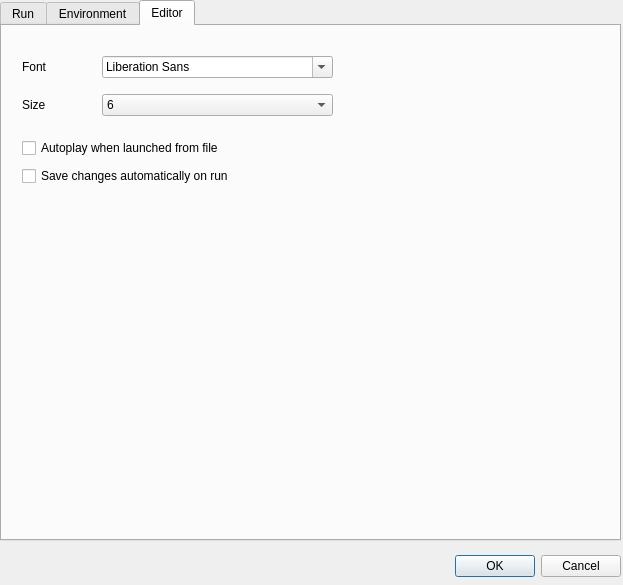
First picture: the form in src/configdialog.ui, repository CsoundQt/CsoundQt, before the edit.
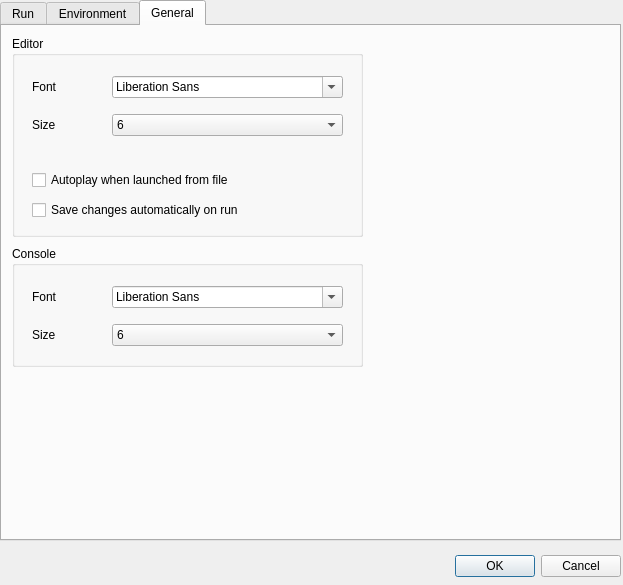
Second picture: the form after the edit. The open tabs and pages were chosen to show the change.

Commit message: Added option to change console font Set default MIDI rt module to "none"

What changed in the file:
```diff
--- a/src/configdialog.ui
+++ b/src/configdialog.ui
@@ -803,56 +803,26 @@
     </widget>
    </widget>
    <widget class="QWidget" name="tab" >
+    <attribute name="title" >
+     <string>General</string>
+    </attribute>
+    <widget class="QGroupBox" name="groupBox_5" >
     <property name="geometry" >
      <rect>
-      <x>0</x>
-      <y>0</y>
-      <width>617</width>
-      <height>512</height>
-     </rect>
-    </property>
-    <attribute name="title" >
+       <x>10</x>
+       <y>10</y>
+       <width>351</width>
+       <height>201</height>
+      </rect>
+     </property>
+     <property name="title" >
      <string>Editor</string>
-    </attribute>
-    <widget class="QWidget" name="layoutWidget" >
-     <property name="geometry" >
-      <rect>
-       <x>20</x>
-       <y>110</y>
-       <width>265</width>
-       <height>52</height>
-      </rect>
      </property>
-     <layout class="QVBoxLayout" >
-      <item>
-       <widget class="QCheckBox" name="autoplayCheckBox" >
-        <property name="enabled" >
-         <bool>true</bool>
-        </property>
-        <property name="text" >
-         <string>Autoplay when launched from file</string>
-        </property>
-       </widget>
-      </item>
-      <item>
-       <widget class="QCheckBox" name="saveChangesCheckBox" >
-        <property name="enabled" >
-         <bool>true</bool>
-        </property>
-        <property name="text" >
-         <string>Save changes automatically on run</string>
-        </property>
-       </widget>
-      </item>
-     </layout>
-     <zorder>saveChangesCheckBox</zorder>
-     <zorder>autoplayCheckBox</zorder>
-    </widget>
     <widget class="QWidget" name="layoutWidget" >
      <property name="geometry" >
       <rect>
        <x>20</x>
-       <y>20</y>
+        <y>30</y>
        <width>311</width>
        <height>81</height>
       </rect>
@@ -949,14 +919,155 @@
       </item>
      </layout>
     </widget>
-    <zorder>layoutWidget</zorder>
-    <zorder>layoutWidget</zorder>
-    <zorder>autoplayCheckBox</zorder>
-   </widget>
-  </widget>
-  <zorder>layoutWidget</zorder>
-  <zorder>editorTabWidget</zorder>
-  <zorder></zorder>
+     <widget class="QWidget" name="layoutWidget" >
+      <property name="geometry" >
+       <rect>
+        <x>20</x>
+        <y>130</y>
+        <width>311</width>
+        <height>58</height>
+       </rect>
+      </property>
+      <layout class="QVBoxLayout" >
+       <item>
+        <widget class="QCheckBox" name="autoplayCheckBox" >
+         <property name="enabled" >
+          <bool>true</bool>
+         </property>
+         <property name="text" >
+          <string>Autoplay when launched from file</string>
+         </property>
+        </widget>
+       </item>
+       <item>
+        <widget class="QCheckBox" name="saveChangesCheckBox" >
+         <property name="enabled" >
+          <bool>true</bool>
+         </property>
+         <property name="text" >
+          <string>Save changes automatically on run</string>
+         </property>
+        </widget>
+       </item>
+      </layout>
+     </widget>
+    </widget>
+    <widget class="QGroupBox" name="groupBox_6" >
+     <property name="geometry" >
+      <rect>
+       <x>10</x>
+       <y>220</y>
+       <width>351</width>
+       <height>121</height>
+      </rect>
+     </property>
+     <property name="title" >
+      <string>Console</string>
+     </property>
+     <widget class="QWidget" name="layoutWidget_5" >
+      <property name="geometry" >
+       <rect>
+        <x>20</x>
+        <y>30</y>
+        <width>311</width>
+        <height>81</height>
+       </rect>
+      </property>
+      <layout class="QGridLayout" >
+       <item row="0" column="0" >
+        <widget class="QLabel" name="label_11" >
+         <property name="text" >
+          <string>Font</string>
+         </property>
+        </widget>
+       </item>
+       <item row="0" column="1" >
+        <widget class="QFontComboBox" name="consoleFontComboBox" />
+       </item>
+       <item row="1" column="0" >
+        <widget class="QLabel" name="label_15" >
+         <property name="text" >
+          <string>Size</string>
+         </property>
+        </widget>
+       </item>
+       <item row="1" column="1" >
+        <widget class="QComboBox" name="consoleFontSizeComboBox" >
+         <property name="currentIndex" >
+          <number>0</number>
+         </property>
+         <item>
+          <property name="text" >
+           <string>6</string>
+          </property>
+         </item>
+         <item>
+          <property name="text" >
+           <string>8</string>
+          </property>
+         </item>
+         <item>
+          <property name="text" >
+           <string>9</string>
+          </property>
+         </item>
+         <item>
+          <property name="text" >
+           <string>10</string>
+          </property>
+         </item>
+         <item>
+          <property name="text" >
+           <string>11</string>
+          </property>
+         </item>
+         <item>
+          <property name="text" >
+           <string>12</string>
+          </property>
+         </item>
+         <item>
+          <property name="text" >
+           <string>14</string>
+          </property>
+         </item>
+         <item>
+          <property name="text" >
+           <string>18</string>
+          </property>
+         </item>
+         <item>
+          <property name="text" >
+           <string>20</string>
+          </property>
+         </item>
+         <item>
+          <property name="text" >
+           <string>24</string>
+          </property>
+         </item>
+         <item>
+          <property name="text" >
+           <string>30</string>
+          </property>
+         </item>
+         <item>
+          <property name="text" >
+           <string>36</string>
+          </property>
+         </item>
+         <item>
+          <property name="text" >
+           <string>48</string>
+          </property>
+         </item>
+        </widget>
+       </item>
+      </layout>
+     </widget>
+    </widget>
+   </widget>
+  </widget>
  </widget>
  <resources/>
  <connections>
```
Left out of the diff: 87 changed lines with no effect on the pictures. Lines whose indentation alone changed are shown as unchanged. The commit also changes 6 other files.
